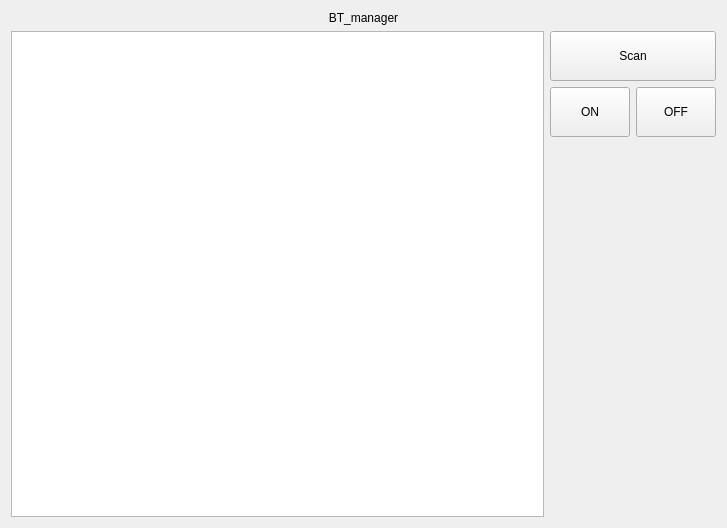
This is widget.ui in veodev/qt_bluetooth_manager as Qt 5 draws it before an edit. The edited form follows.
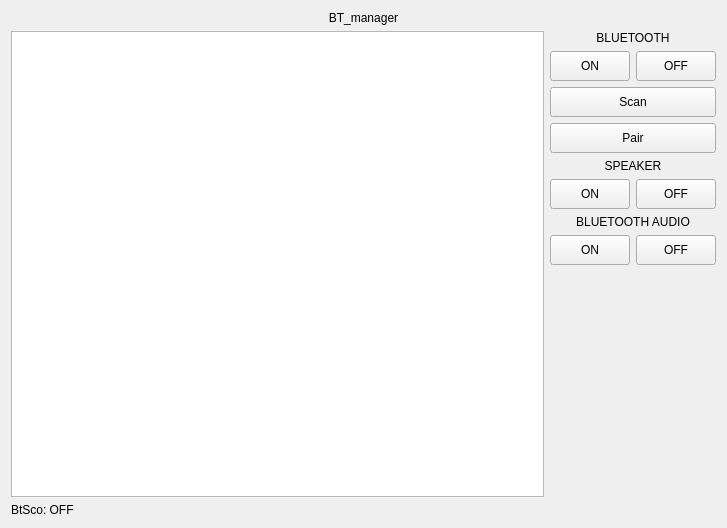
This is the edited form.

Commit message: Add methods for manipulating audio output.

What changed in the file:
```diff
--- a/widget.ui
+++ b/widget.ui
@@ -13,7 +13,7 @@
   <property name="windowTitle">
    <string>Widget</string>
   </property>
-  <layout class="QVBoxLayout" name="verticalLayout_2">
+  <layout class="QVBoxLayout" name="verticalLayout_4">
    <item>
     <widget class="QLabel" name="label">
      <property name="text">
@@ -31,6 +31,56 @@
      </item>
      <item>
       <layout class="QVBoxLayout" name="verticalLayout">
+       <item>
+        <layout class="QVBoxLayout" name="verticalLayout_2">
+         <item>
+          <widget class="QLabel" name="label_2">
+           <property name="text">
+            <string>BLUETOOTH</string>
+           </property>
+           <property name="alignment">
+            <set>Qt::AlignCenter</set>
+           </property>
+          </widget>
+         </item>
+         <item>
+          <layout class="QHBoxLayout" name="horizontalLayout_2">
+           <item>
+            <widget class="QPushButton" name="onButton">
+             <property name="minimumSize">
+              <size>
+               <width>0</width>
+               <height>30</height>
+              </size>
+             </property>
+             <property name="focusPolicy">
+              <enum>Qt::NoFocus</enum>
+             </property>
+             <property name="text">
+              <string>ON</string>
+             </property>
+            </widget>
+           </item>
+           <item>
+            <widget class="QPushButton" name="offButton">
+             <property name="minimumSize">
+              <size>
+               <width>0</width>
+               <height>30</height>
+              </size>
+             </property>
+             <property name="focusPolicy">
+              <enum>Qt::NoFocus</enum>
+             </property>
+             <property name="text">
+              <string>OFF</string>
+             </property>
+            </widget>
+           </item>
+          </layout>
+         </item>
+        </layout>
+       </item>
        <item>
         <widget class="QPushButton" name="scanButton">
          <property name="sizePolicy">
@@ -42,7 +92,7 @@
          <property name="minimumSize">
           <size>
            <width>100</width>
-           <height>50</height>
+           <height>30</height>
           </size>
          </property>
          <property name="focusPolicy">
@@ -54,39 +104,125 @@
         </widget>
        </item>
        <item>
-        <layout class="QHBoxLayout" name="horizontalLayout_2">
+        <widget class="QPushButton" name="pairButton">
+         <property name="sizePolicy">
+          <sizepolicy hsizetype="Minimum" vsizetype="Fixed">
+           <horstretch>0</horstretch>
+           <verstretch>0</verstretch>
+          </sizepolicy>
+         </property>
+         <property name="minimumSize">
+          <size>
+           <width>100</width>
+           <height>30</height>
+          </size>
+         </property>
+         <property name="focusPolicy">
+          <enum>Qt::NoFocus</enum>
+         </property>
+         <property name="text">
+          <string>Pair</string>
+         </property>
+        </widget>
+       </item>
+       <item>
+        <layout class="QVBoxLayout" name="verticalLayout_3">
          <item>
-          <widget class="QPushButton" name="onButton">
-           <property name="minimumSize">
-            <size>
-             <width>0</width>
-             <height>50</height>
-            </size>
-           </property>
-           <property name="focusPolicy">
-            <enum>Qt::NoFocus</enum>
-           </property>
+          <widget class="QLabel" name="label_3">
            <property name="text">
-            <string>ON</string>
+            <string>SPEAKER</string>
            </property>
+           <property name="alignment">
+            <set>Qt::AlignCenter</set>
+           </property>
           </widget>
          </item>
          <item>
-          <widget class="QPushButton" name="offButton">
-           <property name="minimumSize">
-            <size>
-             <width>0</width>
-             <height>50</height>
-            </size>
-           </property>
-           <property name="focusPolicy">
-            <enum>Qt::NoFocus</enum>
-           </property>
+          <layout class="QHBoxLayout" name="horizontalLayout_3">
+           <item>
+            <widget class="QPushButton" name="speakerOnButton">
+             <property name="minimumSize">
+              <size>
+               <width>0</width>
+               <height>30</height>
+              </size>
+             </property>
+             <property name="focusPolicy">
+              <enum>Qt::NoFocus</enum>
+             </property>
+             <property name="text">
+              <string>ON</string>
+             </property>
+            </widget>
+           </item>
+           <item>
+            <widget class="QPushButton" name="speakerOffButton">
+             <property name="minimumSize">
+              <size>
+               <width>0</width>
+               <height>30</height>
+              </size>
+             </property>
+             <property name="focusPolicy">
+              <enum>Qt::NoFocus</enum>
+             </property>
+             <property name="text">
+              <string>OFF</string>
+             </property>
+            </widget>
+           </item>
+          </layout>
+         </item>
+        </layout>
+       </item>
+       <item>
+        <layout class="QVBoxLayout" name="verticalLayout_5">
+         <item>
+          <widget class="QLabel" name="label_4">
            <property name="text">
-            <string>OFF</string>
+            <string>BLUETOOTH AUDIO</string>
            </property>
+           <property name="alignment">
+            <set>Qt::AlignCenter</set>
+           </property>
           </widget>
          </item>
+         <item>
+          <layout class="QHBoxLayout" name="horizontalLayout_4">
+           <item>
+            <widget class="QPushButton" name="btAudioOnButton">
+             <property name="minimumSize">
+              <size>
+               <width>0</width>
+               <height>30</height>
+              </size>
+             </property>
+             <property name="focusPolicy">
+              <enum>Qt::NoFocus</enum>
+             </property>
+             <property name="text">
+              <string>ON</string>
+             </property>
+            </widget>
+           </item>
+           <item>
+            <widget class="QPushButton" name="btAudioOffButton">
+             <property name="minimumSize">
+              <size>
+               <width>0</width>
+               <height>30</height>
+              </size>
+             </property>
+             <property name="focusPolicy">
+              <enum>Qt::NoFocus</enum>
+             </property>
+             <property name="text">
+              <string>OFF</string>
+             </property>
+            </widget>
+           </item>
+          </layout>
+         </item>
         </layout>
        </item>
        <item>
@@ -106,6 +242,13 @@
      </item>
     </layout>
    </item>
+   <item>
+    <widget class="QLabel" name="btScoLabel">
+     <property name="text">
+      <string>BtSco: OFF</string>
+     </property>
+    </widget>
+   </item>
   </layout>
  </widget>
  <layoutdefault spacing="6" margin="11"/>
```
The commit also changes 4 other files.
